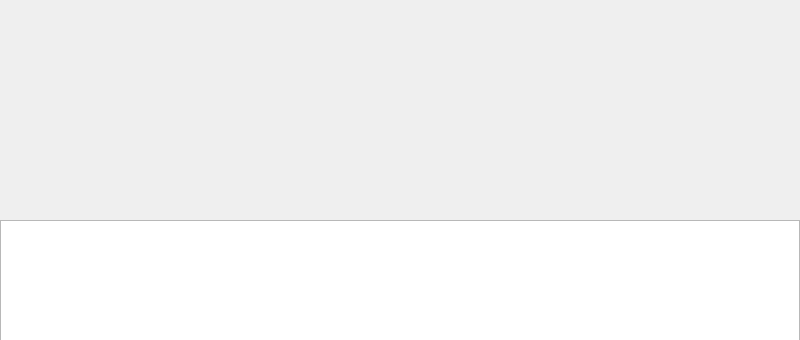
Above: gamewindow.ui from CarbonK/pd2-Taiko before the change; both pictures show x 0 to 800 and y 0 to 340 of the 800 by 600 pixel window. Below: the same form after it.
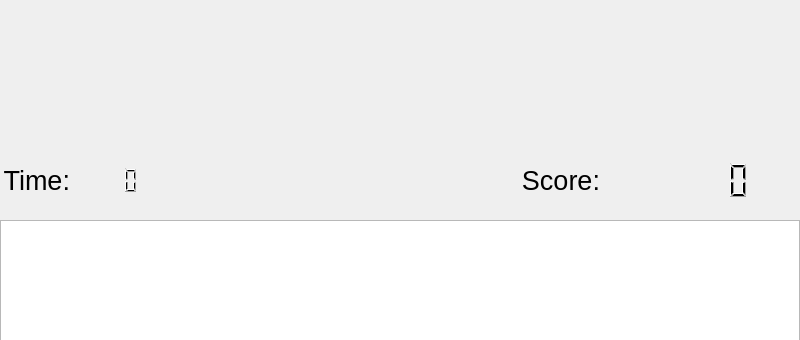
That is the form after the change. Icons and pictures are not drawn.

Commit message: Add TimeLCD & check it can be used

Patch:
```diff
--- a/gamewindow.ui
+++ b/gamewindow.ui
@@ -64,6 +64,74 @@
      <pixmap resource="image.qrc">:/Resource/Image/Doramu.png</pixmap>
     </property>
    </widget>
+   <widget class="QLCDNumber" name="TimeLCD_basic">
+    <property name="geometry">
+     <rect>
+      <x>70</x>
+      <y>160</y>
+      <width>70</width>
+      <height>40</height>
+     </rect>
+    </property>
+    <property name="frameShape">
+     <enum>QFrame::NoFrame</enum>
+    </property>
+   </widget>
+   <widget class="QLabel" name="Time_basic">
+    <property name="geometry">
+     <rect>
+      <x>0</x>
+      <y>160</y>
+      <width>70</width>
+      <height>40</height>
+     </rect>
+    </property>
+    <property name="font">
+     <font>
+      <pointsize>20</pointsize>
+     </font>
+    </property>
+    <property name="text">
+     <string>Time:</string>
+    </property>
+    <property name="alignment">
+     <set>Qt::AlignRight|Qt::AlignTrailing|Qt::AlignVCenter</set>
+    </property>
+   </widget>
+   <widget class="QLabel" name="Score_basic">
+    <property name="geometry">
+     <rect>
+      <x>500</x>
+      <y>160</y>
+      <width>100</width>
+      <height>40</height>
+     </rect>
+    </property>
+    <property name="font">
+     <font>
+      <pointsize>20</pointsize>
+     </font>
+    </property>
+    <property name="text">
+     <string>Score:</string>
+    </property>
+    <property name="alignment">
+     <set>Qt::AlignRight|Qt::AlignTrailing|Qt::AlignVCenter</set>
+    </property>
+   </widget>
+   <widget class="QLCDNumber" name="ScoreLCD_basic">
+    <property name="geometry">
+     <rect>
+      <x>650</x>
+      <y>160</y>
+      <width>100</width>
+      <height>40</height>
+     </rect>
+    </property>
+    <property name="frameShape">
+     <enum>QFrame::NoFrame</enum>
+    </property>
+   </widget>
   </widget>
  </widget>
  <layoutdefault spacing="6" margin="11"/>
```
The commit also changes 2 other files.
